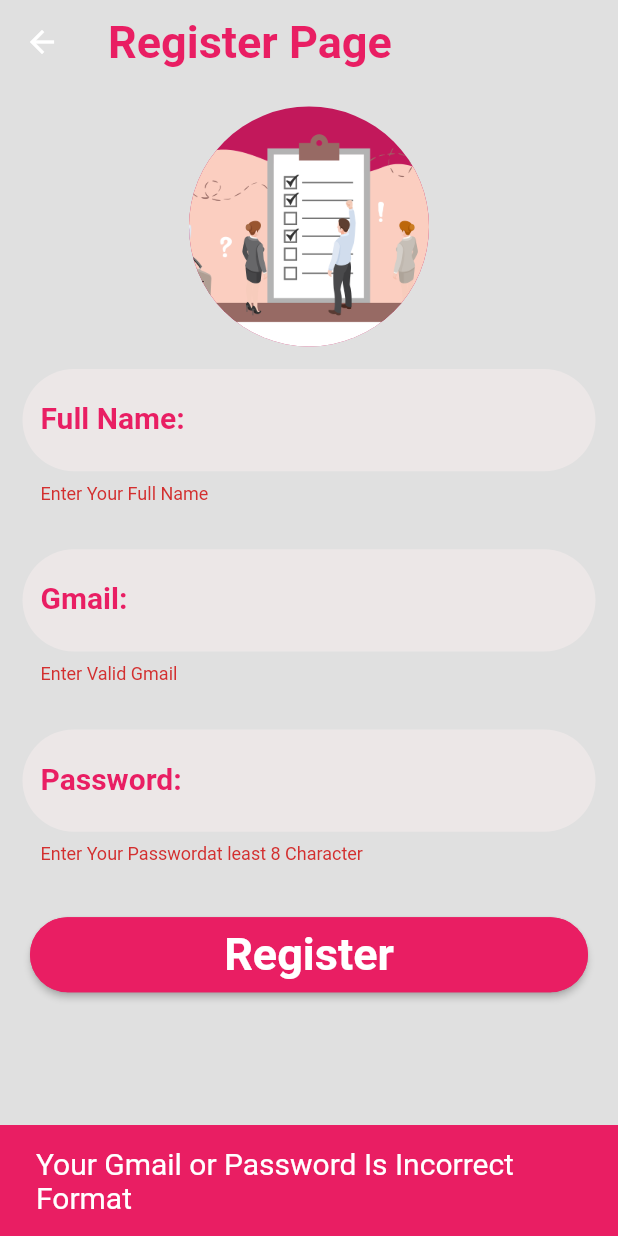
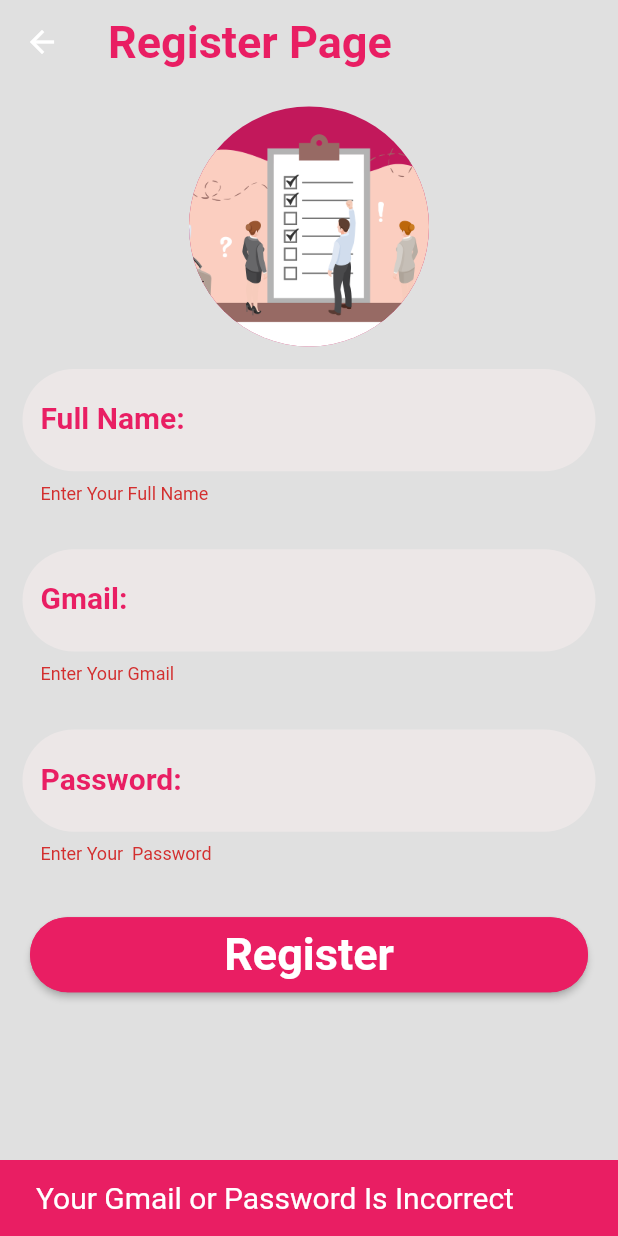
Before and after one commit to NazminDip/app_todo, a Flutter app: the SecondPage screen opened directly, after a tap on "Register", on a phone screen of 412 x 824 dp. Run offline on Flutter 3.47's test engine with Material 2 defaults, Android fonts, the phone set to English and light mode, and no system bars.

Commit message:
Update second_page.dart

```diff
--- a/lib/pages/second_page.dart
+++ b/lib/pages/second_page.dart
@@ -1,4 +1,6 @@
 import 'package:flutter/material.dart';
+
+import 'first_page.dart';
 
 class SecondPage extends StatefulWidget {
   const SecondPage({Key? key}) : super(key: key);
@@ -8,16 +10,16 @@ class SecondPage extends StatefulWidget {
 }
 
 class _SecondPageState extends State<SecondPage> {
-  TextEditingController passController = TextEditingController();
-  TextEditingController mailController = TextEditingController();
+  TextEditingController userController = TextEditingController();
+  TextEditingController passwordController = TextEditingController();
   TextEditingController nameController = TextEditingController();
-  final formkey2 = GlobalKey<FormState>();
+  final formkey = GlobalKey<FormState>();
   var isVisible = true;
   @override
   void initState() {
     super.initState();
-    passController = TextEditingController();
-    mailController = TextEditingController();
+    passwordController = TextEditingController();
+    userController = TextEditingController();
     nameController = TextEditingController();
   }
 
@@ -37,7 +39,7 @@ class _SecondPageState extends State<SecondPage> {
         child: SingleChildScrollView(
           child: Center(
               child: Form(
-            key: formkey2,
+            key: formkey,
             child: Column(
               children: [
                 const SizedBox(height: 15),
@@ -73,9 +75,9 @@ class _SecondPageState extends State<SecondPage> {
                 Padding(
                   padding: const EdgeInsets.all(15),
                   child: TextFormField(
-                    controller: mailController,
+                    controller: userController,
                     validator: ((value) {
-                      return mailValidation(value);
+                      return emailValidation(value);
                     }),
                     decoration: const InputDecoration(
                       filled: true,
@@ -96,9 +98,9 @@ class _SecondPageState extends State<SecondPage> {
                 Padding(
                   padding: const EdgeInsets.all(15),
                   child: TextFormField(
-                      controller: passController,
+                      controller: passwordController,
                       validator: ((value) {
-                        return passValidation(value);
+                        return passwordValidation(value);
                       }),
                       obscureText: isVisible ? true : false,
                       decoration: InputDecoration(
@@ -161,9 +163,7 @@ class _SecondPageState extends State<SecondPage> {
     );
   }
 
-/////////////////////// Bug
-  ///
-  ///
+  //////////////////////////////// Validation
   name(var value) {
     if (value.isEmpty) {
       return 'Enter Your Full Name';
@@ -171,43 +171,45 @@ class _SecondPageState extends State<SecondPage> {
     return null;
   }
 
-  mailValidation(var value) {
+  emailValidation(var value) {
     if (value.isEmpty) {
-      return 'Enter Valid Gmail';
+      return 'Enter Your Gmail';
     } else if (!value.contains('@gmail.com')) {
-      return 'Enter Valid Gmail';
+      return 'Please Enter Valid Gmail';
     }
     return null;
   }
 
-  passValidation(value) {
+  passwordValidation(value) {
     if (value.isEmpty) {
-      return 'Enter Your Passwordat least 8 Character ';
-    } else if (value.lenth <= 7) {
-      return 'Enter Valid Password';
+      return 'Enter Your  Password';
+    } else if (value.length <= 7) {
+      return 'Please Password at least 8 Character';
     }
     return null;
   }
 
   regisButton() {
-    final isValid = formkey2.currentState!.validate();
+    final isValid = formkey.currentState!.validate();
     if (!isValid) {
-      formkey2.currentState!.save();
+      formkey.currentState!.save();
       return ScaffoldMessenger.of(context).showSnackBar(const SnackBar(
         content: Text(
-          "Your Gmail or Password Is Incorrect Format",
+          "Your Gmail or Password Is Incorrect",
           style: TextStyle(color: Colors.white, fontSize: 20),
         ),
         backgroundColor: Colors.pink,
       ));
     } else if (isValid) {
-      return ScaffoldMessenger.of(context).showSnackBar(const SnackBar(
+      ScaffoldMessenger.of(context).showSnackBar(const SnackBar(
         content: Text(
-          "Your Register Is Success. Login Now",
+          "Your Register Is Success.Login Now",
           style: TextStyle(color: Colors.white, fontSize: 20),
         ),
         backgroundColor: Colors.pink,
       ));
+      return Navigator.push(
+          context, MaterialPageRoute(builder: (context) => const FirstPage()));
     }
   }
 }
```
